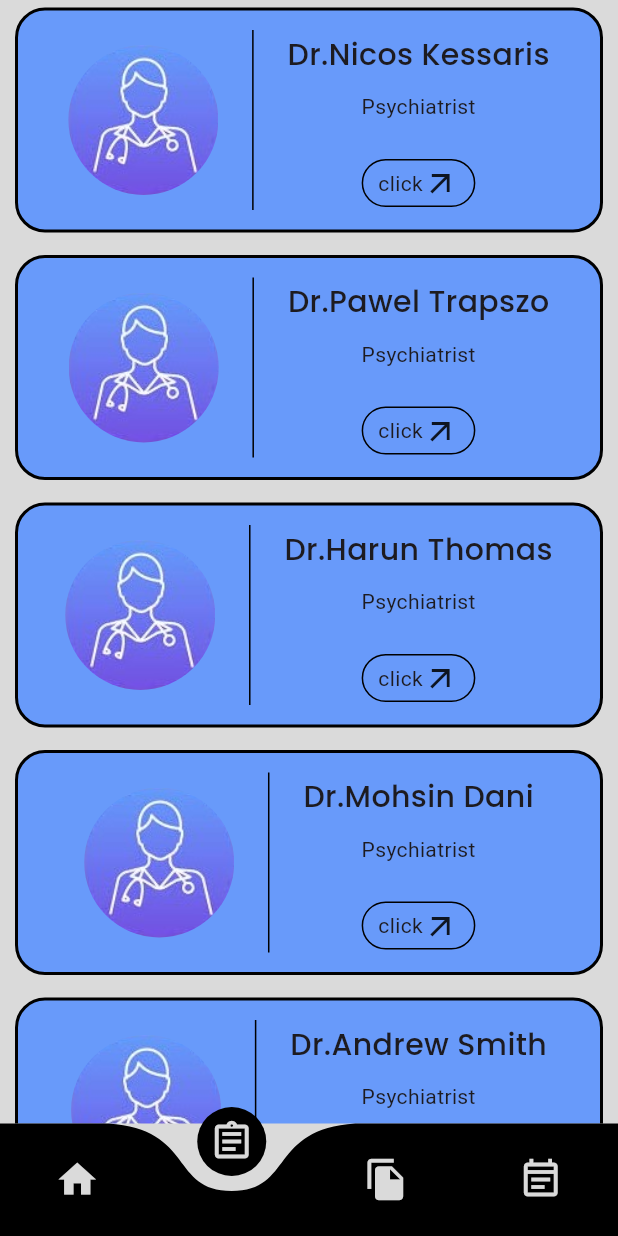
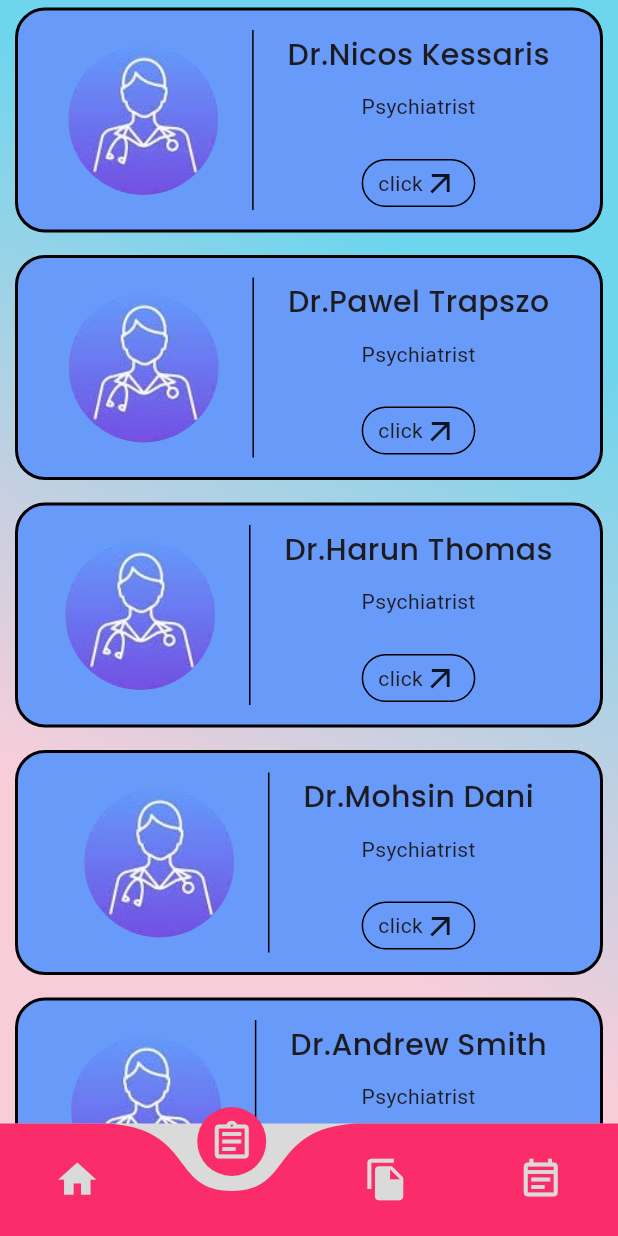
Before and after one commit to shoaib-inamdar/beyondpeaceapp, a Flutter app: the screen it shows once a user with an empty profile is signed in, item 2 of the bottom bar chosen, on a phone screen of 412 x 824 dp. Run offline on Flutter 3.47's test engine with Material 3 defaults, Android fonts, the phone set to English and light mode, and no system bars; drawn by our look-alikes of curved_navigation_bar; our stand-ins replace audio_video_progress_bar, audioplayers, carousel_slider, chewie, cloud_firestore, file_picker and 11 more; missing offline and left inert: easy_pdf_viewer, flutter_phone_direct_caller, vertical_card_pager; accounts and stored records are empty.

```diff
--- a/lib/components/calldata.dart
+++ b/lib/components/calldata.dart
@@ -16,11 +16,12 @@ class Ecall extends StatelessWidget {
         image: DecorationImage(image: AssetImage(image), fit: BoxFit.contain),
         borderRadius: BorderRadius.all(Radius.circular(20)),
         gradient: LinearGradient(
-            colors: [Color(0xfffcea32), Color(0xfffbb73e)],
+          colors: [Color(0xff6dd5ed), Color(0xfff8cdda)],
           stops: [0.25, 0.75],
           begin: Alignment.topRight,
           end: Alignment.bottomLeft,
-          )),
+        ),
+      ),
     );
   }
 }
--- a/lib/pages/doctor.dart
+++ b/lib/pages/doctor.dart
@@ -8,7 +8,14 @@ class Doctorcall extends StatelessWidget {
   Widget build(BuildContext context) {
     return Scaffold(
       body: Container(
-        decoration: BoxDecoration(color: Color(0xffdadada)),
+        decoration: BoxDecoration(
+          gradient: LinearGradient(
+            colors: [Color(0xff6dd5ed), Color(0xfff8cdda)],
+            stops: [0.25, 0.75],
+            begin: Alignment.topRight,
+            end: Alignment.bottomLeft,
+          ),
+        ),
         child: ListView(
           physics: BouncingScrollPhysics(),
           children: [
--- a/lib/pages/homepage.dart
+++ b/lib/pages/homepage.dart
@@ -35,7 +35,7 @@ class _HomepageState extends State<Homepage> {
   ];
   final List<Widget> ewidget = [
     Ecall(
-      image: "assets/images/ultragoku.jpg",
+      image: "assets/images/brain.jpg",
     ),
     Ecall(
       image: "assets/images/ambulance.png",
--- a/lib/pages/mainpage.dart
+++ b/lib/pages/mainpage.dart
@@ -40,7 +40,7 @@ class _MainpageState extends State<Mainpage> {
       body: _pages[_selectedindex],
       bottomNavigationBar: CurvedNavigationBar(
         // buttonBackgroundColor: Color(0xffffffff),
-        color: Color(0xff000000),
+        color: Color(0xffFA2C6A),
         backgroundColor: Color(0xffdadada),
         items: [
           Icon(
```
Also changed, not shown: lib/pages/mentalexercise.dart (deleted, +0 -26 lines), lib/pages/music/musics_list_page.dart (+10 -4 lines), lib/pages/specialevent.dart (+8 -1 lines), assets/images/asses.png. Lines whose indentation alone changed are shown as unchanged.
